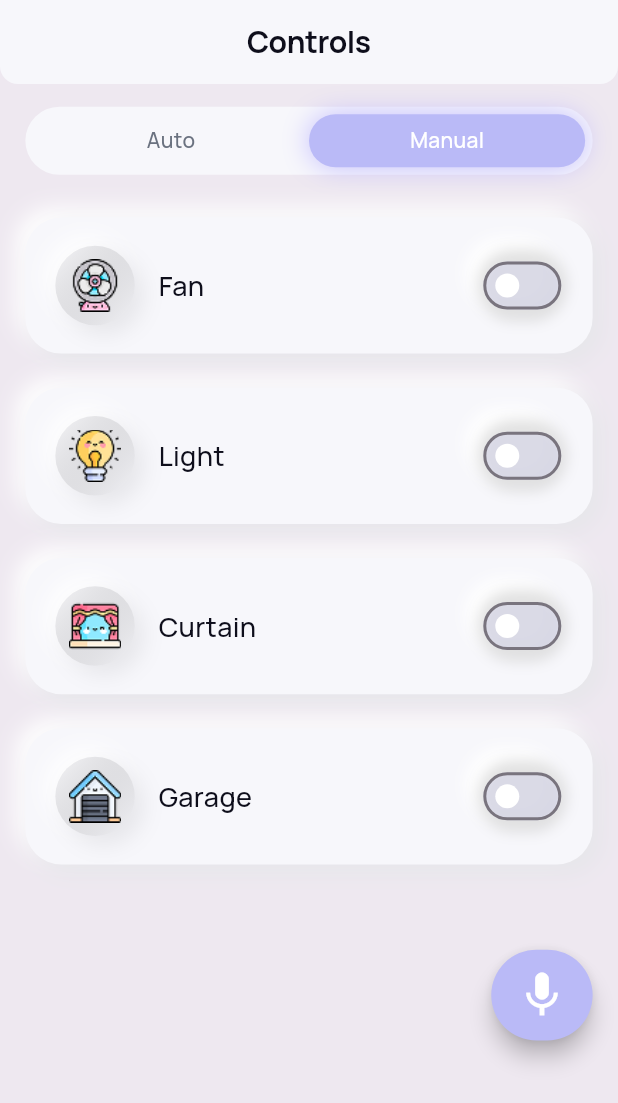
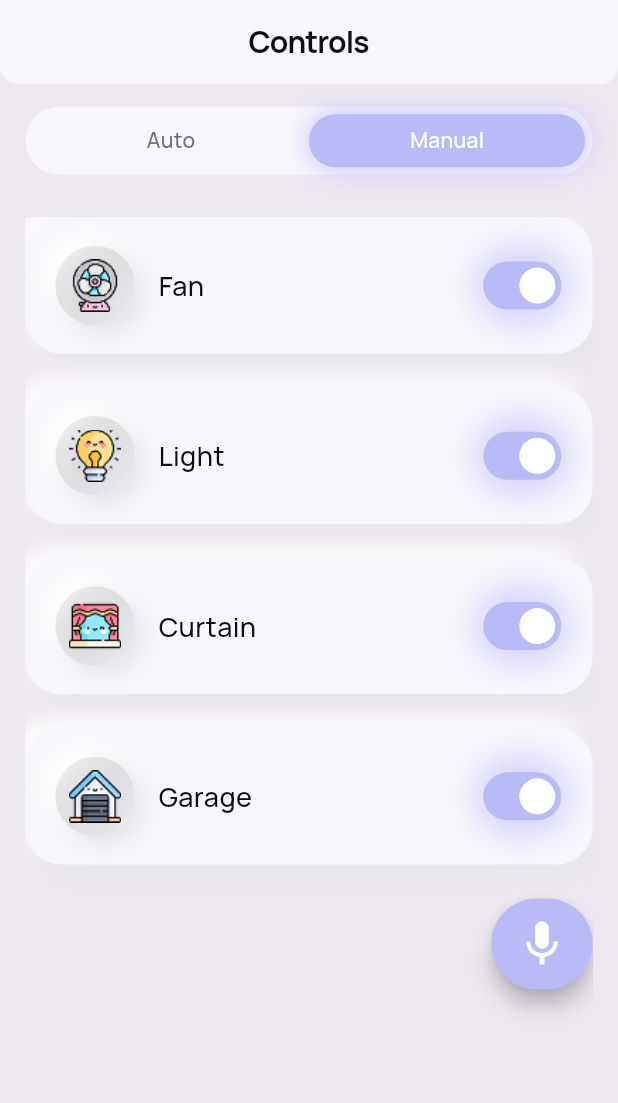
Before and after one commit to Rokiafaysal/Clima-Home, a Flutter app: the ControlPage screen opened directly, after a tap on "Manual", on a phone screen of 412 x 824 dp. Shown: the top 1103 px of the screen. Run offline on Flutter 3.47's test engine with Material 3 defaults, Android fonts, the light colour scheme and no system bars; our stand-ins replace smooth_page_indicator.

Commit message:
PageView in Onboarding Screens and Controls Screen | StateManagement in Switch Buttons at Controls Screen

```diff
--- /dev/null
+++ b/lib/Constants.dart
@@ -0,0 +1,19 @@
+import 'package:flutter/material.dart';
+
+
+
+class Constants {
+
+  final BuildContext context;
+  Constants({required this.context});
+
+
+
+  double get ScreenWidth  => MediaQuery.of(context).size.width;
+  double get ScreenHeight => MediaQuery.of(context).size.height;
+
+
+
+
+
+}
--- /dev/null
+++ b/lib/Provider/Provider.dart
@@ -0,0 +1,48 @@
+import 'package:flutter/widgets.dart';
+
+class CurrentSate extends ChangeNotifier{
+  bool _fan = true;
+  bool get fan_State => _fan;
+
+
+  bool _Light = true;
+  bool get Light_State => _Light;
+
+  bool _Curtain = true;
+  bool get Curtain_State => _Curtain;
+
+  bool _Garage = true;
+  bool get Garage_State => _Garage;
+
+
+ void Togglefan(){
+    if (_fan == false){ _fan = true;}
+    else {_fan = false;}
+    notifyListeners();
+  }
+
+  void ToggleLight(){
+    if (_Light == false){ _Light = true;}
+    else {_Light = false;}
+    notifyListeners();
+  }
+
+
+  void ToggleCurtain(){
+    if (_Curtain == false){ _Curtain = true;}
+    else {_Curtain = false;}
+    notifyListeners();
+  }
+
+
+  void ToggleGarage(){
+    if (_Garage == false){ _Garage = true;}
+    else {_Garage = false;}
+    notifyListeners();
+  }
+
+
+
+
+
+}
--- /dev/null
+++ b/lib/screens/Controls_UI/auto_content.dart
@@ -0,0 +1,35 @@
+import 'package:flutter/material.dart';
+import 'package:provider/provider.dart';
+import 'package:smart_home_app/Provider/Provider.dart';
+import 'package:smart_home_app/widgets/switch_card.dart';
+import 'package:smart_home_app/Constants.dart';
+
+class AutoContent extends StatelessWidget {
+  const AutoContent({super.key});
+
+  @override
+  Widget build(BuildContext context) {
+    double height = Constants(context: context).ScreenHeight;
+
+    List<Widget> SwitchCards = [
+      Consumer<CurrentSate> (builder: (context, provider, _){
+        return SwitchCard(title: "Fan",imagePath: "assets/images/fanToggle.png",initialAuto: !provider.fan_State,onSwitch: (isAuto) => provider.Togglefan(),);
+      }),
+
+      Consumer<CurrentSate> (builder: (context, provider, _){
+      return SwitchCard(title: "Light",imagePath: "assets/images/idea.png",initialAuto:!provider.Light_State ,onSwitch: (isAuto) => provider.ToggleLight());
+      }),
+
+      Consumer<CurrentSate>(builder: (context, provider, _) {
+        return SwitchCard(title: "Curtain",imagePath: "assets/images/curtainToggle.png",initialAuto: !provider.Curtain_State,onSwitch: (isAuto) =>provider.ToggleCurtain());
+      }),
+
+      Consumer<CurrentSate>(builder: (context, provider, _) {
+        return SwitchCard(title: "Garage",imagePath: "assets/images/garageToggle.png",initialAuto: !provider.Garage_State,onSwitch: (isAuto) => provider.ToggleGarage());
+      })
+
+
+    ];
+    return Column(children: SwitchCards,spacing:height * (24 / 871) ,);
+  }
+}
--- /dev/null
+++ b/lib/screens/Controls_UI/manual_content.dart
@@ -0,0 +1,41 @@
+import 'package:flutter/material.dart';
+import 'package:provider/provider.dart';
+import 'package:smart_home_app/Constants.dart';
+import 'package:smart_home_app/Provider/Provider.dart';
+import 'package:smart_home_app/widgets/switch_card.dart';
+
+class ManualContent extends StatelessWidget {
+  final VoidCallback onAddPressed;
+
+  const ManualContent({super.key, required this.onAddPressed});
+
+  @override
+  Widget build(BuildContext context) {
+    double height = Constants(context: context).ScreenHeight;
+    double width = Constants(context: context).ScreenWidth;
+
+    List<Widget> SwitchCards = [
+      Consumer<CurrentSate> (builder: (context, provider, _){
+        return SwitchCard(title: "Fan",imagePath: "assets/images/fanToggle.png",initialAuto: provider.fan_State,onSwitch: (isAuto) => provider.Togglefan(),);
+      }),
+
+      Consumer<CurrentSate> (builder: (context, provider, _){
+      return SwitchCard(title: "Light",imagePath: "assets/images/idea.png",initialAuto:provider.Light_State ,onSwitch: (isAuto) => provider.ToggleLight());
+      }),
+
+      Consumer<CurrentSate>(builder: (context, provider, _) {
+        return SwitchCard(title: "Curtain",imagePath: "assets/images/curtainToggle.png",initialAuto: provider.Curtain_State,onSwitch: (isAuto) => provider.ToggleCurtain());
+      }),
+
+      Consumer<CurrentSate>(builder: (context, provider, _) {
+        return SwitchCard(title: "Garage",imagePath: "assets/images/garageToggle.png",initialAuto: provider.Garage_State,onSwitch: (isAuto) => provider.ToggleGarage());
+      })
+    ];
+
+    SizedBox Mic =  SizedBox(width: width*(64/390),height: height*(64/871),
+            child: FloatingActionButton(backgroundColor: const Color(0xFFBABAF7),shape: RoundedRectangleBorder(borderRadius: BorderRadius.circular(999)),
+            onPressed: onAddPressed,child: const Icon(Icons.mic, color: Colors.white, size: 36,)));
+
+    return Column(children: [...SwitchCards,Align(alignment: Alignment.bottomRight,child: Mic)],crossAxisAlignment: CrossAxisAlignment.start,spacing: height * (24 / 871));
+  }
+}
--- a/lib/screens/auto_content.dart
+++ /dev/null
@@ -1,40 +0,0 @@
-import 'package:flutter/material.dart';
-import 'package:smart_home_app/widgets/switch_card.dart';
-
-class AutoContent extends StatelessWidget {
-  const AutoContent({super.key});
-
-  @override
-  Widget build(BuildContext context) {
-    // double width = MediaQuery.of(context).size.width;
-    double height = MediaQuery.of(context).size.height;
-    return Column(
-      children: [
-        SwitchCard(
-          title: "Fan",
-          imagePath: "assets/images/fanToggle.png",
-          onSwitch: (isAuto) {},
-        ),
-        SizedBox(height: height * (24 / 871)),
-        SwitchCard(
-          title: "Light",
-          imagePath: "assets/images/idea.png",
-          onSwitch: (isAuto) {},
-        ),
-        SizedBox(height: height * (24 / 871)),
-
-        SwitchCard(
-          title: "Curtain",
-          imagePath: "assets/images/curtainToggle.png",
-          onSwitch: (isAuto) {},
-        ),
-        SizedBox(height: height * (24 / 871)),
-        SwitchCard(
-          title: "Garage",
-          imagePath: "assets/images/garageToggle.png",
-          onSwitch: (isAuto) {},
-        ),
-      ],
-    );
-  }
-}
--- a/lib/screens/control_page.dart
+++ b/lib/screens/control_page.dart
@@ -1,6 +1,7 @@
 import 'package:flutter/material.dart';
-import 'package:smart_home_app/screens/auto_content.dart';
-import 'package:smart_home_app/screens/manual_content.dart';
+import 'package:smart_home_app/Constants.dart';
+import 'package:smart_home_app/screens/Controls_UI/auto_content.dart';
+import 'package:smart_home_app/screens/Controls_UI/manual_content.dart';
 import 'package:smart_home_app/widgets/auto_manual_toggle.dart';
 
 class ControlPage extends StatefulWidget {
@@ -11,61 +12,50 @@ class ControlPage extends StatefulWidget {
 }
 
 class _ControlPageState extends State<ControlPage> {
+  late PageController _pageController;
   bool isAuto = true;
 
   @override
+  void initState() {
+    super.initState();
+    _pageController = PageController(initialPage: 0);
+  }
+
+  @override
+  void dispose() {
+    _pageController.dispose();
+    super.dispose();
+  }
+
+
+  @override
   Widget build(BuildContext context) {
-    double width = MediaQuery.of(context).size.width;
-    double height = MediaQuery.of(context).size.height;
-    return Scaffold(
-      backgroundColor: Color(0xffEEE8F0),
+    double height = Constants(context: context).ScreenHeight;
+    double width = Constants(context: context).ScreenWidth;
 
-      appBar: AppBar(
-        backgroundColor: Color(0xffF7F7FB),
-        automaticallyImplyLeading: false,
+    //! ================================================================================== Appbar =======================================
+    AppBar auto_appbar = AppBar(backgroundColor: Color(0xffF7F7FB),automaticallyImplyLeading: false,elevation: 0,centerTitle: true,
+        shape: const RoundedRectangleBorder(borderRadius: BorderRadius.only(bottomLeft: Radius.circular(12),bottomRight: Radius.circular(12),),),
+        title: Text('Controls',style: TextStyle(fontSize: 20,fontWeight: FontWeight.w700,color: Color(0xff0E0E1B),letterSpacing: -0.6,),),);
 
-        elevation: 0,
-        centerTitle: true,
-        shape: const RoundedRectangleBorder(
-          borderRadius: BorderRadius.only(
-            bottomLeft: Radius.circular(12),
-            bottomRight: Radius.circular(12),
-          ),
-        ),
-        title: Text(
-          'Controls',
-          style: TextStyle(
-            fontSize: 20,
-            fontWeight: FontWeight.w700,
-            color: Color(0xff0E0E1B),
-            letterSpacing: -0.3,
-          ),
-        ),
-      ),
+    //! ================================================================================== Controls =======================================
+    List<Widget> PageControls = [
+      Padding(padding: EdgeInsets.only(top: height * (16 / 871)),child: AutoManualToggle(onToggle: _onToggle)),
+      Expanded(child: PageView(controller: _pageController,physics: const NeverScrollableScrollPhysics(),onPageChanged: (index) =>setState(() => isAuto = index == 0),children: [const AutoContent(),ManualContent(onAddPressed: () {})])),
+    ];
 
-      body: SingleChildScrollView(
-        child: Padding(
-          padding:  EdgeInsets.symmetric(horizontal: width*(16/390)),
-          child: Column(
-            children: [
-              Padding(
-                padding: EdgeInsets.only(top: height * (16 / 871)),
-                child: AutoManualToggle(
-                  onToggle: (value) {
-                    setState(() {
-                      isAuto = value;
-                    });
-                  },
-                ),
-              ),
+    Column Pages =  Column(spacing:height * (30 / 871),children: PageControls);
 
-               SizedBox(height: height*(30/871)),
 
-              isAuto ? AutoContent() : ManualContent(onAddPressed: () {}),
-            ],
-          ),
-        ),
-      ),
-    );
+    //! ================================================================================== Scafold =======================================
+    return Scaffold(backgroundColor: const Color(0xffEEE8F0),appBar:auto_appbar ,body: Padding(padding: EdgeInsets.symmetric(horizontal: width * (16 / 390)),child: Pages,));
   }
+
+
+
+  void _onToggle(bool value) => setState(() {
+      isAuto = value;
+      _pageController.animateToPage(value ? 0 : 1,duration: const Duration(milliseconds: 400),curve: Curves.easeInOut);
+  });
+
 }
--- a/lib/screens/manual_content.dart
+++ /dev/null
@@ -1,70 +0,0 @@
-import 'package:flutter/material.dart';
-import 'package:smart_home_app/widgets/switch_card.dart';
-
-class ManualContent extends StatelessWidget {
-  final VoidCallback onAddPressed;
-
-  const ManualContent({super.key, required this.onAddPressed});
-
-  @override
-  Widget build(BuildContext context) {
-    double width = MediaQuery.of(context).size.width;
-    double height = MediaQuery.of(context).size.height;
-
-    return Column(
-      crossAxisAlignment: CrossAxisAlignment.start,
-      children: [
-        Column(
-          crossAxisAlignment: CrossAxisAlignment.start,
-          children: [
-            SwitchCard(
-              title: "Fan",
-              imagePath: "assets/images/fanToggle.png",
-              onSwitch: (isAuto) {
-              },
-            ),
-            SizedBox(height: height * (24/871)),
-            SwitchCard(
-              title: "Light",
-              imagePath: "assets/images/idea.png",
-              onSwitch: (isAuto) {
-              },
-            ),
-            SizedBox(height: height * (24/871)),
-
-            SwitchCard(
-              title: "Curtain",
-              imagePath: "assets/images/curtainToggle.png",
-              onSwitch: (isAuto) {
-              },
-            ),
-            SizedBox(height: height * (24/871)),
-            SwitchCard(
-              title: "Garage",
-              imagePath: "assets/images/garageToggle.png",
-              onSwitch: (isAuto) {
-              },
-            ),
-          ],
-        ),
-            SizedBox(height: height * (60/871)),
-
-        Align(
-          alignment: Alignment.bottomRight,
-          child: SizedBox(
-            width: width*(64/390),
-            height: height*(64/871),
-            child: FloatingActionButton(
-              backgroundColor: const Color(0xFFBABAF7),
-              shape: RoundedRectangleBorder(
-                borderRadius: BorderRadius.circular(999),
-              ),
-              onPressed: onAddPressed,
-              child: const Icon(Icons.mic, color: Colors.white, size: 36,),
-            ),
-          ),
-        ),
-      ],
-    );
-  }
-}
--- a/lib/screens/welcome_page.dart
+++ b/lib/screens/onboarding/welcome_page.dart
@@ -1,5 +1,6 @@
 import 'package:flutter/material.dart';
-import 'package:smart_home_app/screens/onboarding1_page.dart';
+import 'package:smart_home_app/screens/onboarding/onBoarding.dart';
+
 
 class WelcomePage extends StatelessWidget {
   const WelcomePage({super.key});
@@ -74,7 +75,7 @@ class WelcomePage extends StatelessWidget {
               onPressed: () {
                 Navigator.push(
                   context,
-                  MaterialPageRoute(builder: (context) => Onboarding1Page()),
+                  MaterialPageRoute(builder: (context) => Onboarding()),
                 );
               },
               style: ElevatedButton.styleFrom(
```
Also changed, not shown: lib/main.dart (+7 -8 lines), lib/screens/automations_page.dart (+16 -75 lines), lib/screens/dashBoard_Page.dart (+6 -5 lines), lib/screens/onboarding/onBoarding.dart (added, +66 -0 lines), lib/screens/onboarding/onboarding1_page.dart (renamed from lib/screens/onboarding1_page.dart, +3 -43 lines), lib/screens/onboarding/onboarding2_Page.dart (renamed from lib/screens/onboarding2_Page.dart, +5 -43 lines), lib/screens/onboarding/onboarding3_Page.dart (renamed from lib/screens/onboarding3_Page.dart, +5 -40 lines), lib/widgets/bottom_nav_page.dart (renamed from lib/screens/bottom_nav_page.dart).
